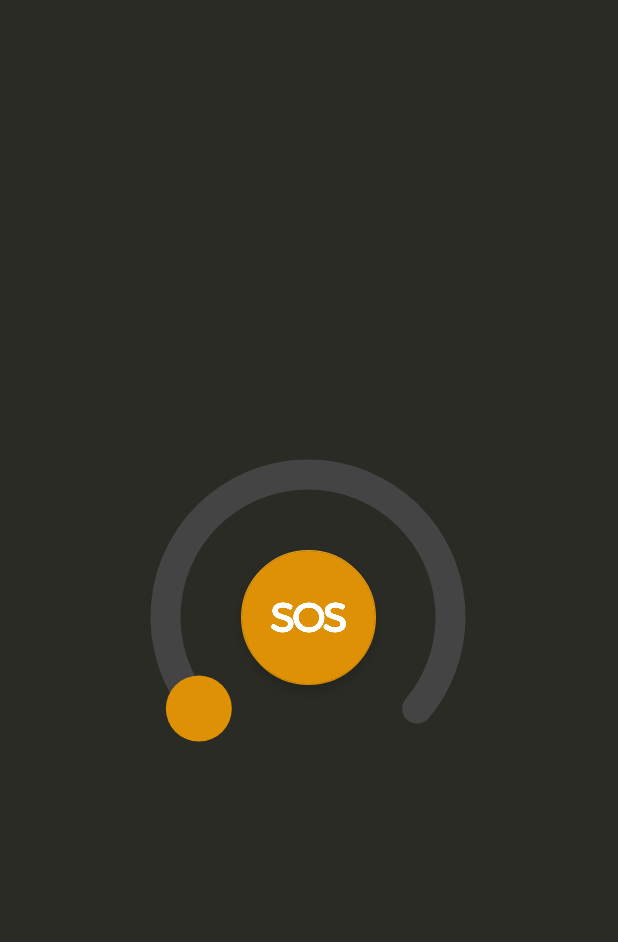
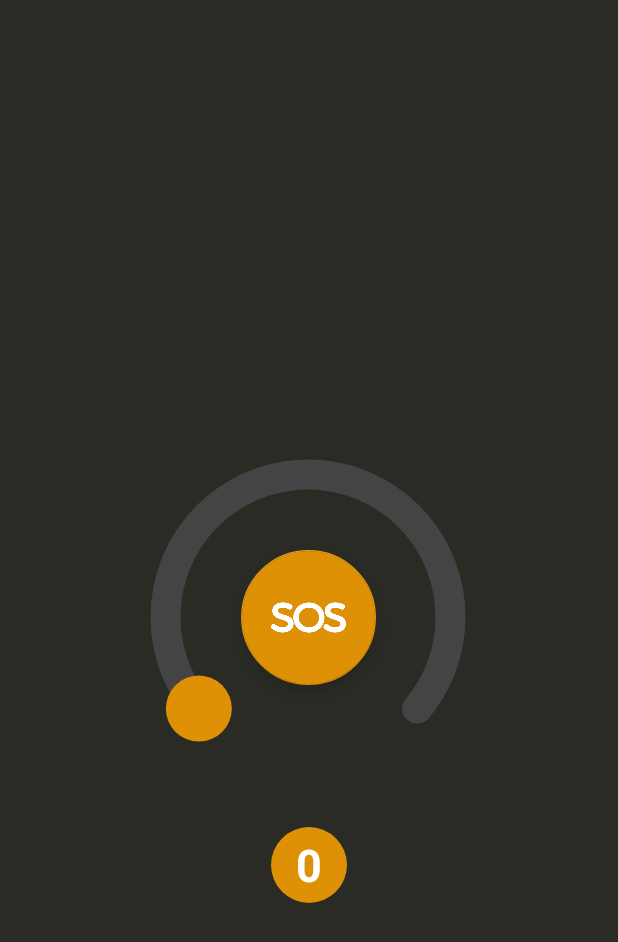
Before and after one commit to Onkar303/Android-FlashLight-App, an Android app: the layout sosscreen.xml on its own in the app's theme, with its tools: preview values and no code run, on a phone screen of 412 x 824 dp. Shown: the top 942 px of the screen. Run offline under Robolectric (Android 15) with nearby library versions, the phone set to English and light mode, and no system bars.

Commit message:
MajorUI changes
Happy coding bro !

```diff
--- /dev/null
+++ b/app/src/main/res/drawable/frequencycircularbackground.xml
@@ -0,0 +1,12 @@
+<?xml version="1.0" encoding="utf-8"?>
+<selector xmlns:android="http://schemas.android.com/apk/res/android">
+
+    <item>
+        <shape android:shape="ring"
+            android:innerRadius="0dp"
+            android:thickness="25dp"
+            android:useLevel="false">
+            <solid android:color="@color/colorAccent"/>
+        </shape>
+    </item>
+</selector>
--- a/app/src/main/res/layout/sosscreen.xml
+++ b/app/src/main/res/layout/sosscreen.xml
@@ -1,5 +1,5 @@
 <?xml version="1.0" encoding="utf-8"?>
-<android.support.design.widget.CoordinatorLayout
+<RelativeLayout
     xmlns:android="http://schemas.android.com/apk/res/android" android:layout_width="match_parent"
     android:layout_height="match_parent"
     android:background="@color/dark_color"
@@ -10,7 +10,7 @@
     <project.july2019.androidflashlight.Utils.CircularSeekBar
         android:layout_width="250dp"
         android:layout_height="250dp"
-        android:layout_gravity="center"
+        android:layout_centerInParent="true"
         app:circle_progress_color="@color/colorAccent"
         app:circle_stroke_width="20dp"
         app:end_angle="40"
@@ -26,12 +26,25 @@
         android:id="@+id/sosbutton"
         android:layout_width="wrap_content"
         android:layout_height="wrap_content"
-        android:layout_gravity="center"
+        android:layout_centerInParent="true"
         android:scaleType="center"
         android:src="@drawable/soswhite"
         app:fabCustomSize="90dp"
         app:maxImageSize="50dp"
         />
 
+    <TextView
+        android:layout_width="80dp"
+        android:layout_height="80dp"
+        android:gravity="center"
+        android:layout_below="@+id/circularseekbar"
+        android:background="@drawable/frequencycircularbackground"
+        android:layout_centerInParent="true"
+        android:textSize="30sp"
+        android:textStyle="bold"
+        android:text="0"
+        android:elevation="5dp"
+        android:textColor="@android:color/white"
+        android:id="@+id/frequencyText"/>
 
-</android.support.design.widget.CoordinatorLayout>
+</RelativeLayout>
--- a/app/src/main/res/values/styles.xml
+++ b/app/src/main/res/values/styles.xml
@@ -11,6 +11,7 @@
         <item name="android:listDivider">@color/colorAccent</item>
         <item name="android:windowEnterAnimation">@android:anim/fade_in</item>
         <item name="android:windowExitAnimation">@android:anim/fade_out</item>
+        <item name="android:windowBackground">@color/dark_color</item>
     </style>
 
 </resources>
```
Also changed, not shown: app/src/main/java/project/july2019/androidflashlight/Fragments/SOSScreen.java (+23 -35 lines), app/src/main/java/project/july2019/androidflashlight/MainActivity.java (+0 -10 lines), app/src/main/java/project/july2019/androidflashlight/Utilities/CustomButton.java (deleted, +0 -37 lines), app/src/main/java/project/july2019/androidflashlight/Utilities/MyCustomTimer.java (deleted, +0 -21 lines), app/src/main/java/project/july2019/androidflashlight/Utils/CustomButton.java (added, +37 -0 lines), app/src/main/java/project/july2019/androidflashlight/Utils/MyCustomTimer.java (added, +65 -0 lines), app/src/main/java/project/july2019/androidflashlight/Utils/SOSThread.java (added, +14 -0 lines).
